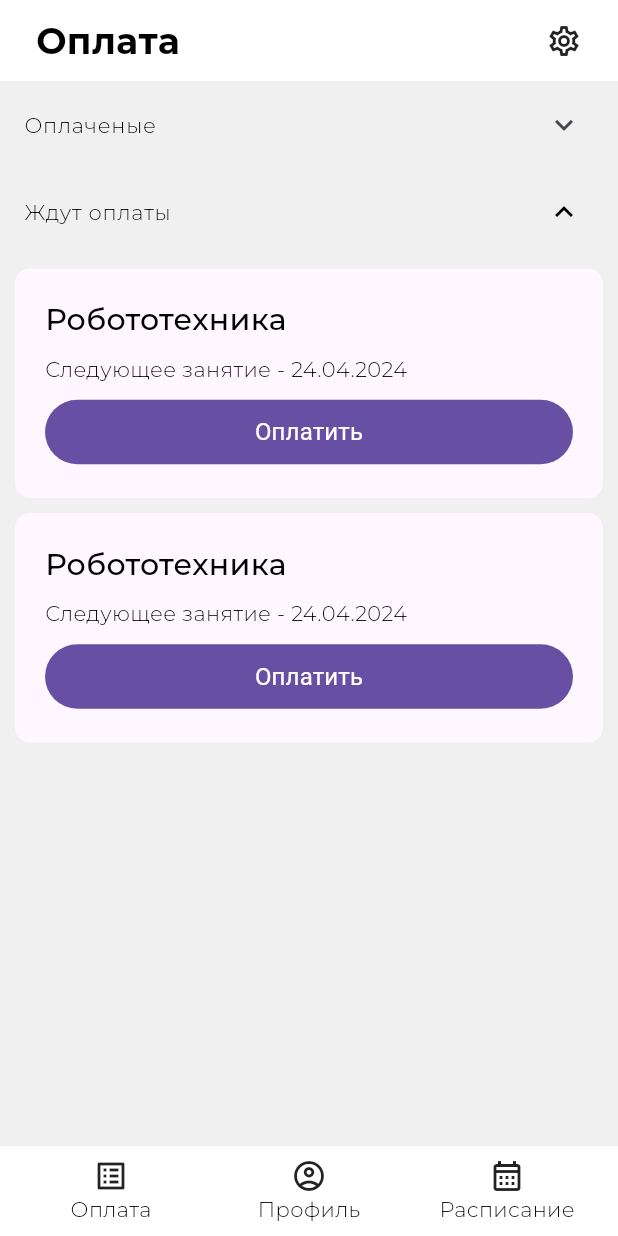
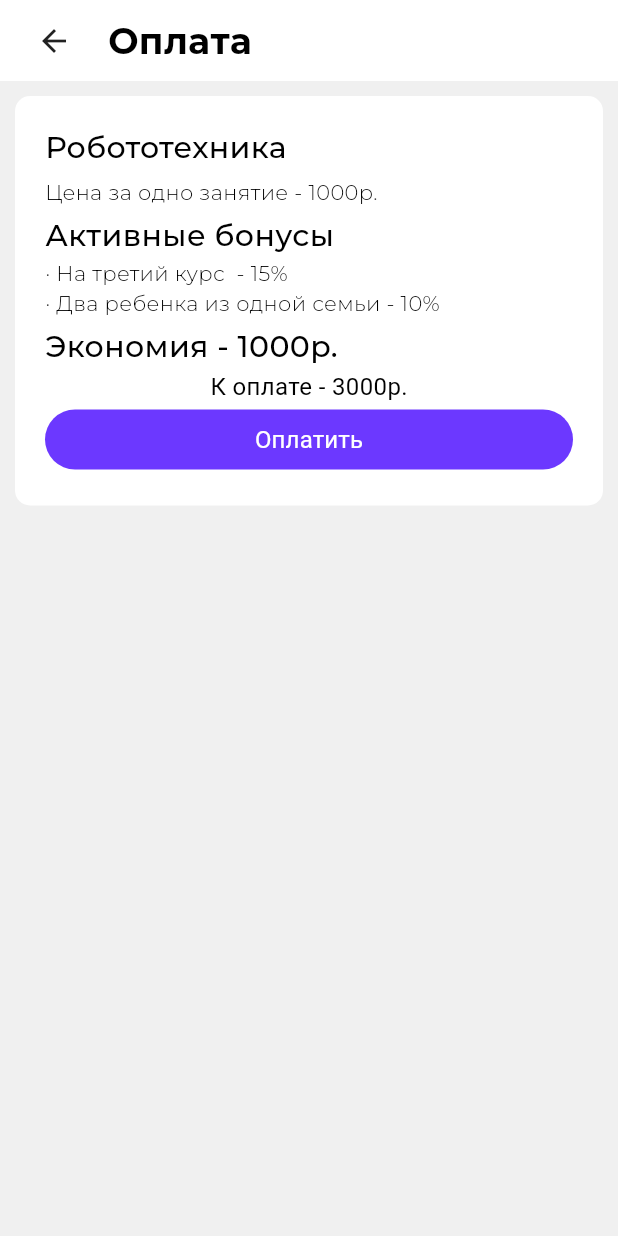
Before and after one commit to NoRulee/ingenerium, a Flutter app: the screen it shows after launch, after a tap on "Оплаченые", after a tap on "Ждут оплаты", after a tap on "Оплатить", on a phone screen of 412 x 824 dp. Run offline on Flutter 3.47's test engine with Material 3 defaults, Android fonts, the light colour scheme and no system bars; Roboto replaces fonts that are missing (MontserratRegular); project files that could hold a hidden picture were left out.

Commit message:
feat: add payment_calculator_page

```diff
--- /dev/null
+++ b/lib/src/presentation/payment_calculation_page.dart
@@ -0,0 +1,77 @@
+import 'package:flutter/material.dart';
+import 'package:injenerium_mobile_app/src/presentation/style/color_style.dart';
+import 'package:injenerium_mobile_app/src/presentation/style/text_stryle.dart';
+import 'package:injenerium_mobile_app/src/presentation/widgets/custom_app_bar.dart';
+
+class PaymentCalcPage extends StatelessWidget {
+  const PaymentCalcPage({super.key});
+
+  @override
+  Widget build(BuildContext context) {
+    return Scaffold(
+      backgroundColor: getSecondaryColor(context),
+      body: SafeArea(
+          child: Column(
+        children: [
+          const CustomAppBar(title: 'Оплата', arrowBack: true),
+          Expanded(
+            child: SingleChildScrollView(
+              child: Column(
+                mainAxisSize: MainAxisSize.max,
+                children: [
+                  Padding(
+                    padding: const EdgeInsets.all(10.0),
+                    child: Container(
+                      width: double.infinity,
+                      decoration: BoxDecoration(
+                        color: getBackgroundColor(context),
+                        borderRadius: BorderRadius.circular(10),
+                      ),
+                      child: Padding(
+                        padding: const EdgeInsets.all(20.0),
+                        child: Column(
+                          crossAxisAlignment: CrossAxisAlignment.start,
+                          children: [
+                            Text('Робототехника', style: getMediumTextStyle(context)),
+                            const SizedBox(height: 5.0),
+                            Text('Цена за одно занятие - 1000р.', style: getLightTextStyle(context)),
+                            //! переключающие кнопки
+                            const SizedBox(height: 5.0),
+                            Text('Активные бонусы', style: getMediumTextStyle(context)),
+                            Text(
+                              '· На третий курс  - 15% \n· Два ребенка из одной семьи - 10%',
+                              style: getLightTextStyle(context),
+                            ),
+                            const SizedBox(height: 5.0),
+                            Text('Экономия - 1000р.', style: getMediumTextStyle(context)),
+                            // Spacer(),
+                            Center(
+                              child: Text('К оплате - 3000р.', style: getRegularTextStyle(context)),
+                            ),
+                            SizedBox(
+                              width: double.infinity,
+                              child: FilledButton(
+                                style: ButtonStyle(
+                                  backgroundColor: MaterialStatePropertyAll(getPrimaryColor(context)),
+                                ),
+                                onPressed: () {},
+                                child: Text(
+                                  'Оплатить',
+                                  style: getRegularTextStyle(context, color: Colors.white),
+                                ),
+                              ),
+                            ),
+                          ],
+                        ),
+                      ),
+                    ),
+                  ),
+                ],
+              ),
+            ),
+          ),
+        ],
+      )),
+    );
+  }
+}
--- a/lib/src/presentation/payment_page.dart
+++ b/lib/src/presentation/payment_page.dart
@@ -1,6 +1,5 @@
-import 'package:flutter/cupertino.dart';
 import 'package:flutter/material.dart';
-import 'package:flutter/widgets.dart';
+import 'package:injenerium_mobile_app/src/presentation/payment_calculation_page.dart';
 import 'package:injenerium_mobile_app/src/presentation/style/color_style.dart';
 import 'package:injenerium_mobile_app/src/presentation/style/text_stryle.dart';
 import 'package:injenerium_mobile_app/src/presentation/widgets/custom_app_bar.dart';
@@ -145,7 +144,7 @@ class _CustomPaymentContainer extends StatelessWidget {
                   style: ButtonStyle(
                     backgroundColor: MaterialStatePropertyAll(getPrimaryColor(context)),
                   ),
-                  onPressed: () {},
+                  onPressed: () => Navigator.of(context).push(MaterialPageRoute(builder: (_) => const PaymentCalcPage())),
                   child: Padding(
                     padding: const EdgeInsets.all(10.0),
                     child: Text(
--- a/lib/src/presentation/profile_page.dart
+++ b/lib/src/presentation/profile_page.dart
@@ -50,9 +50,7 @@ class _Galery extends StatelessWidget {
           ),
           const Spacer(),
           InkWell(
-            onTap: () => Navigator.of(context).push(
-              MaterialPageRoute(builder: (_) => const GaleryPage()),
-            ),
+            onTap: () => Navigator.of(context).push(MaterialPageRoute(builder: (_) => const GaleryPage())),
             child: const Icon(Icons.keyboard_arrow_right_outlined),
           ),
         ],
```
